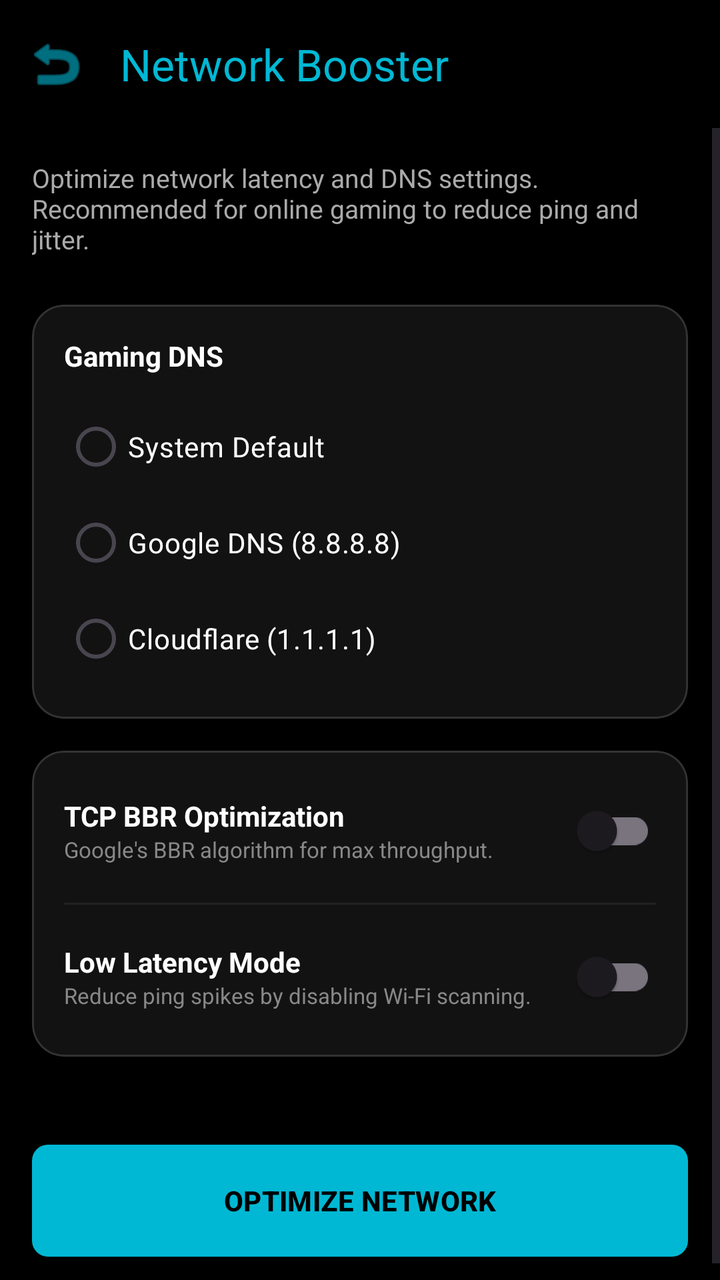
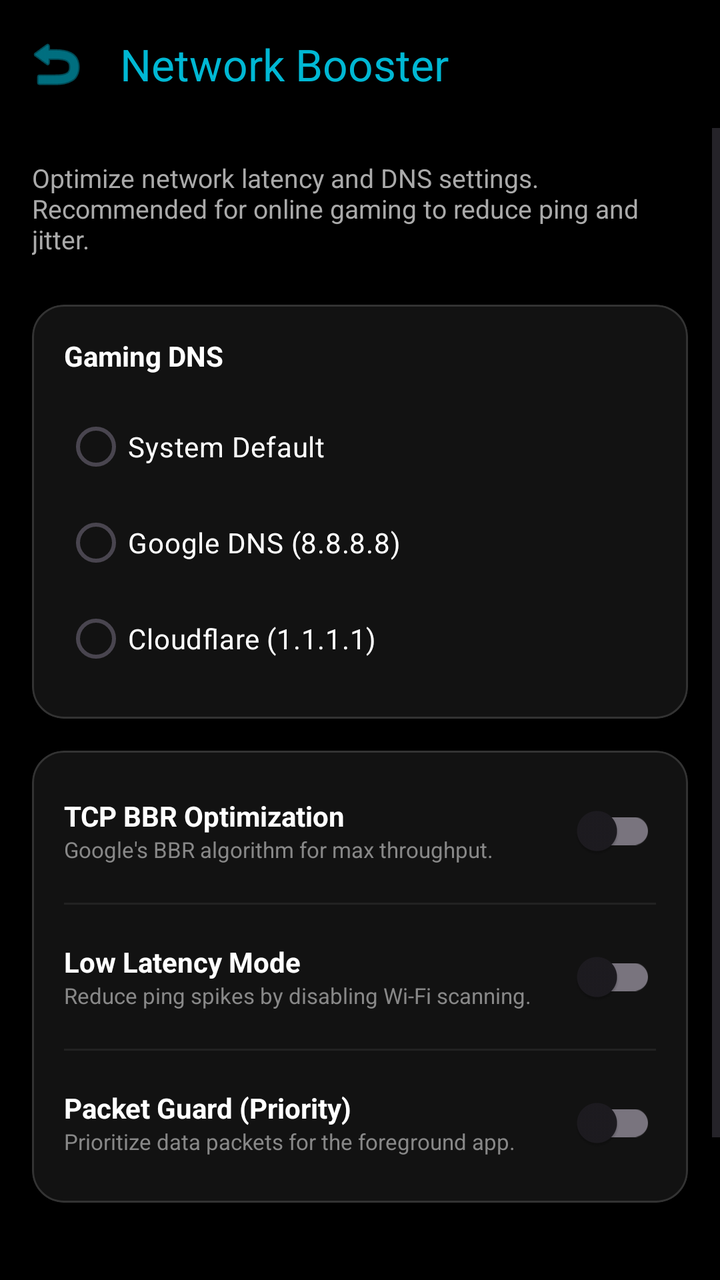

An Android layout rendered at two revisions. The XML below is the earlier revision; the diff shows what the commit changed to produce the second picture.
<!-- AndroidManifest.xml: activity theme Theme.PhoneControl -->
<!-- res/layout/activity_network.xml -->
<?xml version="1.0" encoding="utf-8"?>
<LinearLayout xmlns:android="http://schemas.android.com/apk/res/android"
    xmlns:app="http://schemas.android.com/apk/res-auto"
    android:layout_width="match_parent"
    android:layout_height="match_parent"
    android:orientation="vertical"
    android:background="@android:color/black"
    android:fitsSystemWindows="true">

    <com.google.android.material.appbar.MaterialToolbar
        android:id="@+id/toolbarNetwork"
        android:layout_width="match_parent"
        android:layout_height="?attr/actionBarSize"
        app:title="Network Booster"
        app:titleTextColor="@color/color_network"
        app:navigationIcon="@android:drawable/ic_menu_revert"
        app:navigationIconTint="@color/color_network" />

    <ScrollView android:layout_width="match_parent" android:layout_height="match_parent">
        <LinearLayout android:layout_width="match_parent" android:layout_height="wrap_content" android:orientation="vertical" android:padding="16dp">

            <TextView android:layout_width="match_parent" android:layout_height="wrap_content"
                android:text="Optimize network latency and DNS settings. Recommended for online gaming to reduce ping and jitter."
                android:textColor="#AAAAAA" android:textSize="13sp" android:layout_marginBottom="24dp" />

            
            <com.google.android.material.card.MaterialCardView
                android:layout_width="match_parent" android:layout_height="wrap_content" android:layout_marginBottom="16dp"
                app:cardCornerRadius="16dp" app:cardBackgroundColor="#121212" app:strokeWidth="1dp" app:strokeColor="#333333">
                <LinearLayout android:layout_width="match_parent" android:layout_height="wrap_content" android:orientation="vertical" android:padding="16dp">
                    <TextView android:layout_width="wrap_content" android:layout_height="wrap_content" android:text="Gaming DNS" android:textColor="#FFFFFF" android:textStyle="bold" />
                    <RadioGroup android:id="@+id/rgDns" android:layout_width="match_parent" android:layout_height="wrap_content" android:layout_marginTop="12dp">
                        <RadioButton android:id="@+id/rbDnsDefault" android:layout_width="match_parent" android:layout_height="wrap_content" android:text="System Default" android:textColor="#FFFFFF" android:buttonTint="@color/color_network" />
                        <RadioButton android:id="@+id/rbDnsGoogle" android:layout_width="match_parent" android:layout_height="wrap_content" android:text="Google DNS (8.8.8.8)" android:textColor="#FFFFFF" android:buttonTint="@color/color_network" />
                        <RadioButton android:id="@+id/rbDnsCloudflare" android:layout_width="match_parent" android:layout_height="wrap_content" android:text="Cloudflare (1.1.1.1)" android:textColor="#FFFFFF" android:buttonTint="@color/color_network" />
                    </RadioGroup>
                </LinearLayout>
            </com.google.android.material.card.MaterialCardView>

            
            <com.google.android.material.card.MaterialCardView
                android:layout_width="match_parent"
                android:layout_height="wrap_content"
                android:layout_marginBottom="16dp"
                app:cardCornerRadius="16dp" app:cardBackgroundColor="#121212" app:strokeWidth="1dp" app:strokeColor="#333333">
                <LinearLayout android:layout_width="match_parent" android:layout_height="wrap_content" android:orientation="vertical" android:padding="16dp">

                    <LinearLayout android:layout_width="match_parent" android:layout_height="wrap_content" android:gravity="center_vertical">
                        <LinearLayout android:layout_width="0dp" android:layout_height="wrap_content" android:layout_weight="1" android:orientation="vertical">
                            <TextView android:layout_width="wrap_content" android:layout_height="wrap_content" android:text="TCP BBR Optimization" android:textColor="#FFFFFF" android:textStyle="bold" />
                            <TextView android:layout_width="wrap_content" android:layout_height="wrap_content" android:text="Google's BBR algorithm for max throughput." android:textColor="#888888" android:textSize="11sp" />
                        </LinearLayout>
                        <com.google.android.material.switchmaterial.SwitchMaterial android:id="@+id/switchTcp" android:layout_width="wrap_content" android:layout_height="wrap_content" />
                    </LinearLayout>

                    <View android:layout_width="match_parent" android:layout_height="1dp" android:background="#222222" android:layout_marginVertical="12dp" />

                    <LinearLayout android:layout_width="match_parent" android:layout_height="wrap_content" android:gravity="center_vertical">
                        <LinearLayout android:layout_width="0dp" android:layout_height="wrap_content" android:layout_weight="1" android:orientation="vertical">
                            <TextView android:layout_width="wrap_content" android:layout_height="wrap_content" android:text="Low Latency Mode" android:textColor="#FFFFFF" android:textStyle="bold" />
                            <TextView android:layout_width="wrap_content" android:layout_height="wrap_content" android:text="Reduce ping spikes by disabling Wi-Fi scanning." android:textColor="#888888" android:textSize="11sp" />
                        </LinearLayout>
                        <com.google.android.material.switchmaterial.SwitchMaterial android:id="@+id/switchLowLatency" android:layout_width="wrap_content" android:layout_height="wrap_content" />
                    </LinearLayout>

                </LinearLayout>
            </com.google.android.material.card.MaterialCardView>

            <com.google.android.material.button.MaterialButton
                android:id="@+id/btnApplyNetwork"
                android:layout_width="match_parent" android:layout_height="64dp"
                android:layout_marginTop="24dp" android:text="OPTIMIZE NETWORK"
                android:textColor="@android:color/black" android:textStyle="bold"
                app:backgroundTint="@color/color_network" app:cornerRadius="8dp" />

        </LinearLayout>
    </ScrollView>
</LinearLayout>
<!-- resources referenced by this layout -->
<resources>
  <color name="color_network">#00B8D4</color>
  <style name="Theme.PhoneControl" parent="Theme.Material3.DayNight.NoActionBar">
          
          <item name="colorPrimary">@color/purple_500</item>
          <item name="colorPrimaryVariant">@color/purple_700</item>
          <item name="colorOnPrimary">@color/white</item>
          
          <item name="colorSecondary">@color/teal_200</item>
          <item name="colorSecondaryVariant">@color/teal_700</item>
          <item name="colorOnSecondary">@color/black</item>
          
          <item name="android:statusBarColor">@android:color/black</item>
          <item name="android:windowLightStatusBar" tools:targetApi="m">false</item>
          
          
          
      </style>
  <color name="purple_500">#FF6200EE</color>
  <color name="purple_700">#FF3700B3</color>
  <color name="white">#FFFFFFFF</color>
  <color name="teal_200">#FF03DAC5</color>
  <color name="teal_700">#FF018786</color>
  <color name="black">#FF000000</color>
</resources>

<!-- the commit's change to res/layout/activity_network.xml (unified diff, before → after) -->
@@ -63,6 +63,16 @@
                         <com.google.android.material.switchmaterial.SwitchMaterial android:id="@+id/switchLowLatency" android:layout_width="wrap_content" android:layout_height="wrap_content" />
                     </LinearLayout>
 
+                    <View android:layout_width="match_parent" android:layout_height="1dp" android:background="#222222" android:layout_marginVertical="12dp" />
+
+                    <LinearLayout android:layout_width="match_parent" android:layout_height="wrap_content" android:gravity="center_vertical">
+                        <LinearLayout android:layout_width="0dp" android:layout_height="wrap_content" android:layout_weight="1" android:orientation="vertical">
+                            <TextView android:layout_width="wrap_content" android:layout_height="wrap_content" android:text="Packet Guard (Priority)" android:textColor="#FFFFFF" android:textStyle="bold" />
+                            <TextView android:layout_width="wrap_content" android:layout_height="wrap_content" android:text="Prioritize data packets for the foreground app." android:textColor="#888888" android:textSize="11sp" />
+                        </LinearLayout>
+                        <com.google.android.material.switchmaterial.SwitchMaterial android:id="@+id/switchNetworkPriority" android:layout_width="wrap_content" android:layout_height="wrap_content" />
+                    </LinearLayout>
+
                 </LinearLayout>
             </com.google.android.material.card.MaterialCardView>
 
